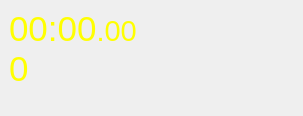
Before: the Qt Designer form EliteSpeedrunTool/displayinfo/DisplayInfoDialog.ui in GTA5Oracle/EliteSpeedrunTool, drawn with Qt 5.
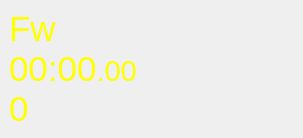
After: the same form once the commit is applied. Icons and pictures are not drawn.

Commit message: [feature] Support displaying information and crosshair on full screen game (not RTSS); support displaying the firewall rule enable status on the screen

The edit to the form file:
```diff
--- a/EliteSpeedrunTool/displayinfo/DisplayInfoDialog.ui
+++ b/EliteSpeedrunTool/displayinfo/DisplayInfoDialog.ui
@@ -7,7 +7,7 @@
     <x>0</x>
     <y>0</y>
     <width>303</width>
-    <height>116</height>
+    <height>127</height>
    </rect>
   </property>
   <property name="sizePolicy">
@@ -47,6 +47,27 @@
         <property name="spacing">
          <number>0</number>
         </property>
+        <item>
+         <widget class="QLabel" name="labFirewall">
+          <property name="sizePolicy">
+           <sizepolicy hsizetype="Minimum" vsizetype="Preferred">
+            <horstretch>0</horstretch>
+            <verstretch>0</verstretch>
+           </sizepolicy>
+          </property>
+          <property name="font">
+           <font>
+            <pointsize>26</pointsize>
+           </font>
+          </property>
+          <property name="styleSheet">
+           <string notr="true">color: rgb(255, 255, 0);</string>
+          </property>
+          <property name="text">
+           <string notr="true">Fw</string>
+          </property>
+         </widget>
+        </item>
         <item>
          <widget class="QLabel" name="labTimer">
           <property name="sizePolicy">
```
Left out of the diff: 8 changed lines with no effect on the pictures. The commit also changes 31 other files.
